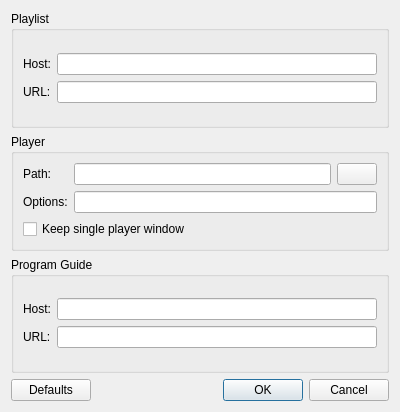
Before: the Qt Designer form tvnao/settings_dialog.ui in loimu/tvnao, drawn with Qt 5.
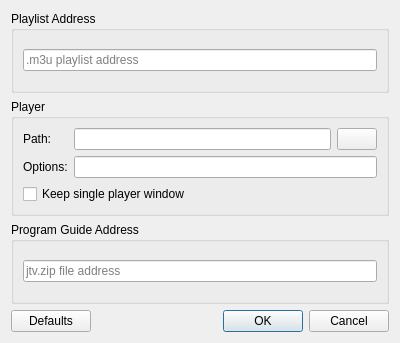
After: the same form once the commit is applied.

What changed in the file:
```diff
--- a/tvnao/settings_dialog.ui
+++ b/tvnao/settings_dialog.ui
@@ -7,7 +7,7 @@
     <x>0</x>
     <y>0</y>
     <width>400</width>
-    <height>412</height>
+    <height>343</height>
    </rect>
   </property>
   <property name="windowTitle">
@@ -17,40 +17,18 @@
    <item>
     <widget class="QGroupBox" name="groupBoxPlaylist">
      <property name="title">
-      <string>Playlist</string>
+      <string>Playlist Address</string>
      </property>
      <layout class="QVBoxLayout" name="verticalLayout_2">
       <item>
-       <layout class="QHBoxLayout" name="horizontalLayoutPlaylist">
-        <item>
-         <layout class="QVBoxLayout" name="verticalLayout0">
-          <item>
-           <widget class="QLabel" name="label">
-            <property name="text">
-             <string>Host:</string>
-            </property>
-           </widget>
-          </item>
-          <item>
-           <widget class="QLabel" name="label_2">
-            <property name="text">
-             <string>URL:</string>
-            </property>
-           </widget>
-          </item>
-         </layout>
-        </item>
-        <item>
-         <layout class="QVBoxLayout" name="verticalLayout1">
-          <item>
-           <widget class="QLineEdit" name="playlistHost"/>
-          </item>
-          <item>
-           <widget class="QLineEdit" name="playlistURL"/>
-          </item>
-         </layout>
-        </item>
-       </layout>
+       <widget class="QLineEdit" name="playlistAddr">
+        <property name="placeholderText">
+         <string>.m3u playlist address</string>
+        </property>
+        <property name="clearButtonEnabled">
+         <bool>true</bool>
+        </property>
+       </widget>
       </item>
      </layout>
     </widget>
@@ -121,40 +99,18 @@
    <item>
     <widget class="QGroupBox" name="groupBoxGuide">
      <property name="title">
-      <string>Program Guide</string>
+      <string>Program Guide Address</string>
      </property>
      <layout class="QVBoxLayout" name="verticalLayout_4">
       <item>
-       <layout class="QHBoxLayout" name="horizontalLayoutGuide">
-        <item>
-         <layout class="QVBoxLayout" name="verticalLayout4">
-          <item>
-           <widget class="QLabel" name="label_5">
-            <property name="text">
-             <string>Host:</string>
-            </property>
-           </widget>
-          </item>
-          <item>
-           <widget class="QLabel" name="label_7">
-            <property name="text">
-             <string>URL:</string>
-            </property>
-           </widget>
-          </item>
-         </layout>
-        </item>
-        <item>
-         <layout class="QVBoxLayout" name="verticalLayout5">
-          <item>
-           <widget class="QLineEdit" name="epgHost"/>
-          </item>
-          <item>
-           <widget class="QLineEdit" name="epgURL"/>
-          </item>
-         </layout>
-        </item>
-       </layout>
+       <widget class="QLineEdit" name="guideAddr">
+        <property name="placeholderText">
+         <string>jtv.zip file address</string>
+        </property>
+        <property name="clearButtonEnabled">
+         <bool>true</bool>
+        </property>
+       </widget>
       </item>
      </layout>
     </widget>
```
